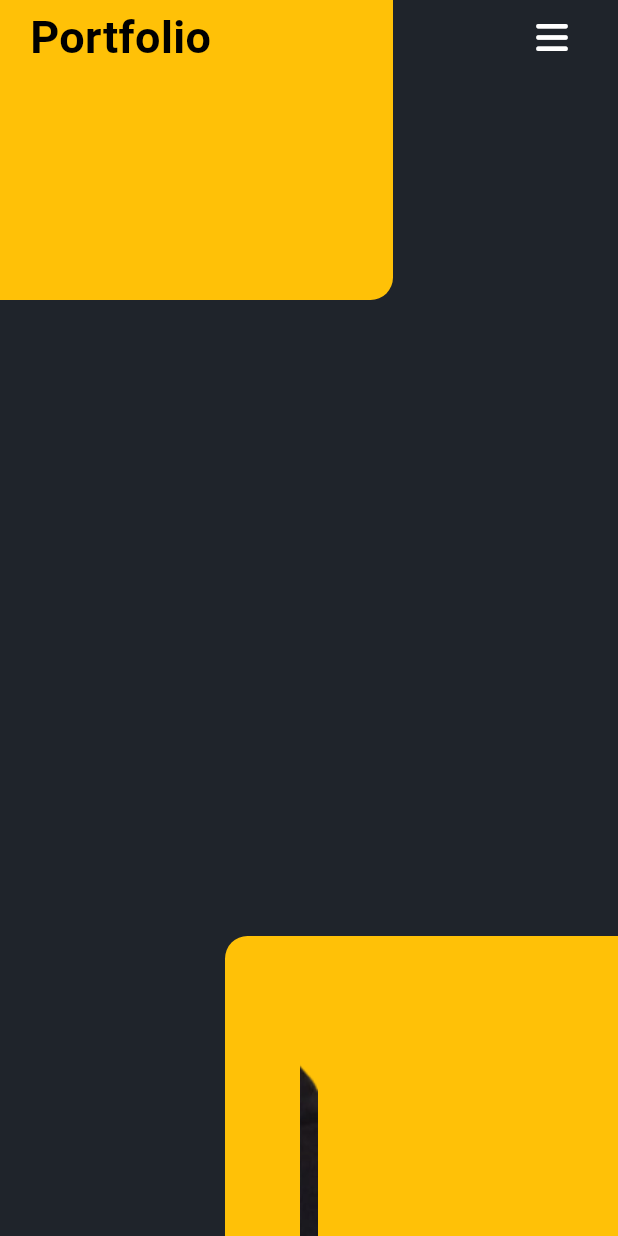
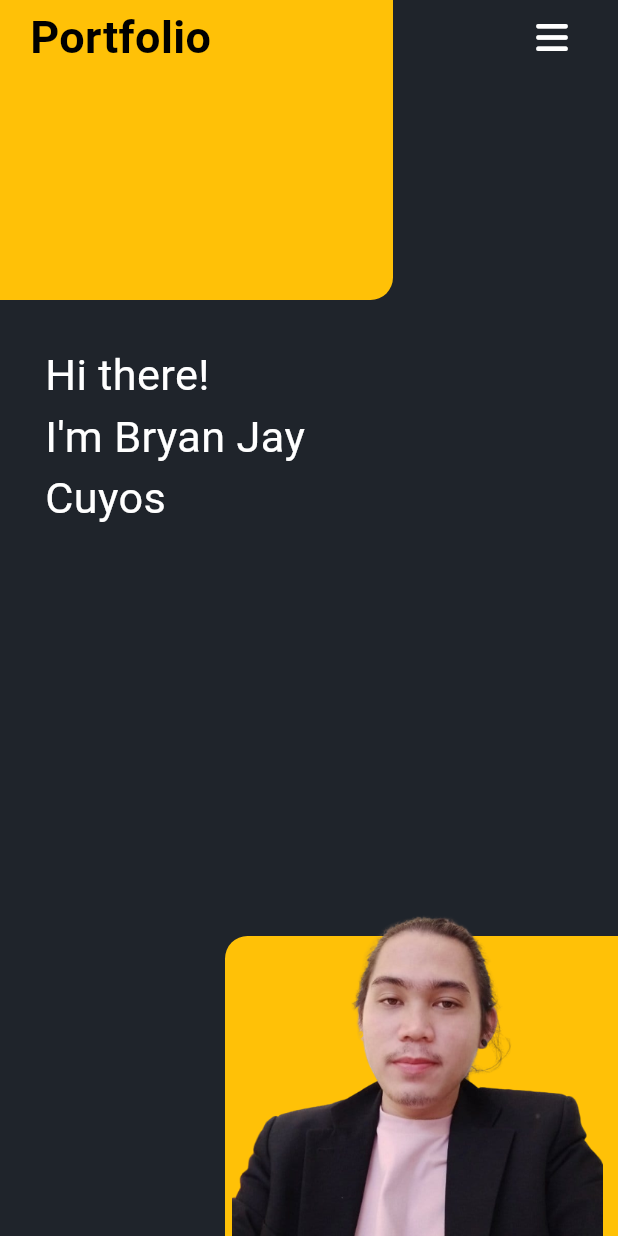
Before and after one commit to bryanjay3210/PortfolioRepo, a Flutter app: the screen it shows after launch, on a phone screen of 412 x 824 dp. Run offline on Flutter 3.47's test engine with Material 3 defaults, Android fonts, the phone set to English and light mode, and no system bars; drawn by our look-alikes of animated_text_kit; our stand-ins replace flutter_animate, font_awesome_flutter, get_it, go_router, google_fonts; missing offline and left inert: timeline_list.

Commit message:
Landing Page responsive UI

```diff
--- a/lib/pages/landing/landing.dart
+++ b/lib/pages/landing/landing.dart
@@ -1,7 +1,10 @@
+import 'dart:math' as math;
+
 import 'package:animated_text_kit/animated_text_kit.dart';
 import 'package:flutter/material.dart';
 import 'package:portfolio/shared/main_layout.dart';
 import 'package:portfolio/shared/type_writer.dart';
+import 'package:portfolio/utils/device.dart';
 
 class LandingScreen extends StatefulWidget {
   const LandingScreen({super.key});
@@ -14,35 +17,40 @@ class _LandingScreenState extends State<LandingScreen> {
   @override
   Widget build(BuildContext context) {
     double screenWidth = MediaQuery.of(context).size.width;
+    double screenHeight = MediaQuery.of(context).size.height;
+    String deviceType = DeviceUtils.getDeviceType(context);
     return mainLayout(
         screenWidth,
         Container(
           width: double.infinity,
-          padding: const EdgeInsets.symmetric(horizontal: 200),
+          padding: EdgeInsets.symmetric(
+              horizontal:
+                  deviceType == "Mobile" || deviceType == "Tablet" ? 10 : 200),
           child: Stack(
             children: [
-              Padding(
-                padding: const EdgeInsets.only(left: 50),
-                child: Column(
-                  mainAxisAlignment: MainAxisAlignment.center,
-                  crossAxisAlignment: CrossAxisAlignment.center,
-                  children: [
-                    SizedBox(
-                      height: 300,
+              Positioned(
+                top: deviceType == "Mobile" ? 230 : 200,
+                left: deviceType == "Mobile" ? 20 : 10,
+                child: SizedBox(
+                  height: screenHeight - (screenHeight * 0.4),
                   width: screenWidth - (screenWidth * 0.5),
                   child: AnimatedTextKit(
                     animatedTexts: [
                       typeWriter(
+                          context: context,
                           fontColor: Colors.white,
                           text: 'Hi there! \nI\'m Bryan Jay Cuyos'),
                       typeWriter(
+                          context: context,
                           fontColor: Colors.white,
                           text: 'I am an experienced software engineer'),
                       typeWriter(
+                          context: context,
                           fontColor: Colors.white,
                           text:
                               'looking to help drive your company\'s growth and success'),
                       typeWriter(
+                          context: context,
                           fontColor: Colors.white,
                           text:
                               'while further developing my career in software development.'),
@@ -52,28 +60,20 @@ class _LandingScreenState extends State<LandingScreen> {
                     displayFullTextOnTap: true,
                   ),
                 ),
-                    // OutlinedButton(
-                    //     onPressed: () {},
-                    //     child: Padding(
-                    //       padding: const EdgeInsets.all(10),
-                    //       child: Text(
-                    //         'HIRE ME!',
-                    //         style: GoogleFonts.robotoSlab(
-                    //             color: Colors.amber,
-                    //             fontSize: 30,
-                    //             fontWeight: FontWeight.w400),
-                    //       ),
-                    //     ))
-                  ],
-                ),
               ),
               Positioned(
                 bottom: 0,
                 right: 0,
                 child: Image.asset(
                   'assets/profile.png',
-                  height: 500,
-                  width: 500,
+                  height: math.min(
+                    MediaQuery.of(context).size.width * 0.6,
+                    450,
+                  ),
+                  width: math.min(
+                    MediaQuery.of(context).size.width * 0.6,
+                    450,
+                  ),
                 ),
               ),
             ],
--- a/lib/shared/main_container.dart
+++ b/lib/shared/main_container.dart
@@ -9,23 +9,18 @@ Center mainContainer(
     required String title,
     required String deviceType}) {
   double titleSize = 0;
-  double childPadding = 0;
   switch (deviceType) {
     case "Mobile":
       titleSize = 25;
-      childPadding = 0;
       break;
     case "Tablet":
       titleSize = 30;
-      childPadding = 0;
       break;
     case "Desktop":
       titleSize = 35;
-      childPadding = 20;
       break;
     default:
       titleSize = 35;
-      childPadding = 20;
   }
   return Center(
     child: Container(
--- a/lib/shared/marker_container.dart
+++ b/lib/shared/marker_container.dart
@@ -1,3 +1,5 @@
+import 'dart:math' as math;
+
 import 'package:flutter/material.dart';
 import 'package:flutter_animate/flutter_animate.dart';
 import 'package:google_fonts/google_fonts.dart';
@@ -18,7 +20,10 @@ Marker markerContainer(
           child: Icon(markerIcon, color: Colors.black, size: 18)),
       position: MarkerPosition.left,
       child: Container(
-        // width: double.infinity, // expands horizontally
+        width: math.min(
+          MediaQuery.of(context).size.width * 0.5,
+          600,
+        ), // expands horizontally
         decoration: BoxDecoration(
           color: kPrimaryDark,
           borderRadius: BorderRadius.circular(10),
--- a/lib/shared/type_writer.dart
+++ b/lib/shared/type_writer.dart
@@ -1,13 +1,22 @@
+import 'dart:math' as math;
+
 import 'package:animated_text_kit/animated_text_kit.dart';
 import 'package:flutter/material.dart';
 import 'package:google_fonts/google_fonts.dart';
 
 TypewriterAnimatedText typeWriter(
-    {required Color fontColor, required String text}) {
+    {required Color fontColor,
+    required String text,
+    required BuildContext context}) {
   return TypewriterAnimatedText(
     text,
     textStyle: GoogleFonts.robotoSerif(
-        color: fontColor, fontSize: 70, fontWeight: FontWeight.w400),
+        color: fontColor,
+        fontSize: math.min(
+          MediaQuery.of(context).size.width * 0.07,
+          70,
+        ),
+        fontWeight: FontWeight.w400),
     speed: const Duration(milliseconds: 100),
   );
 }
```
Lines whose indentation alone changed are shown as unchanged.
